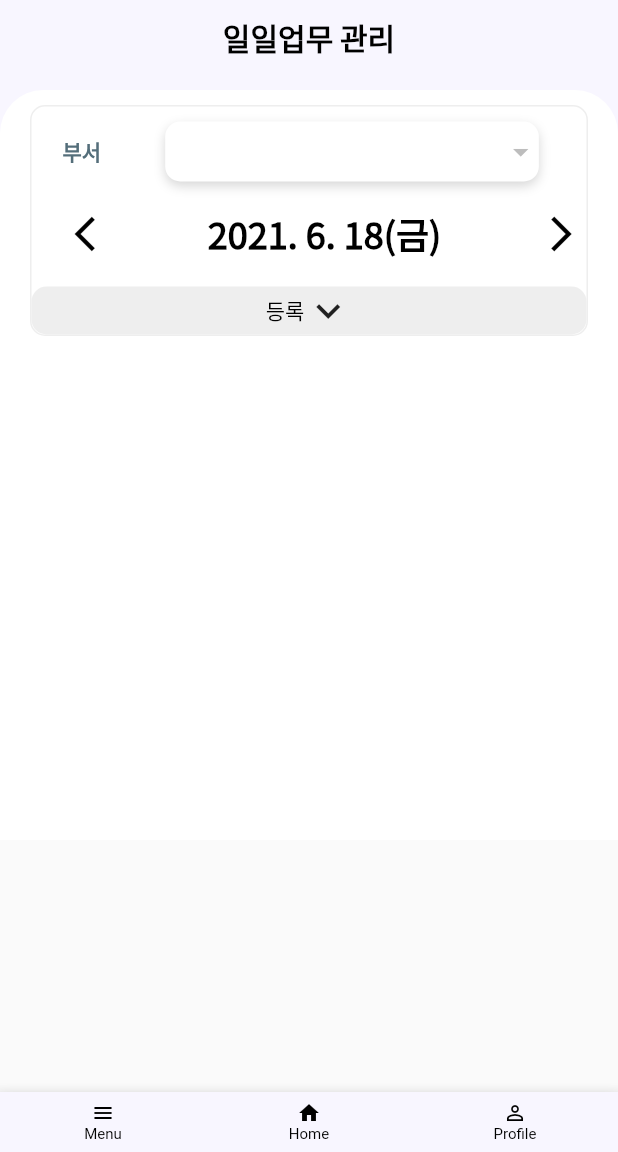
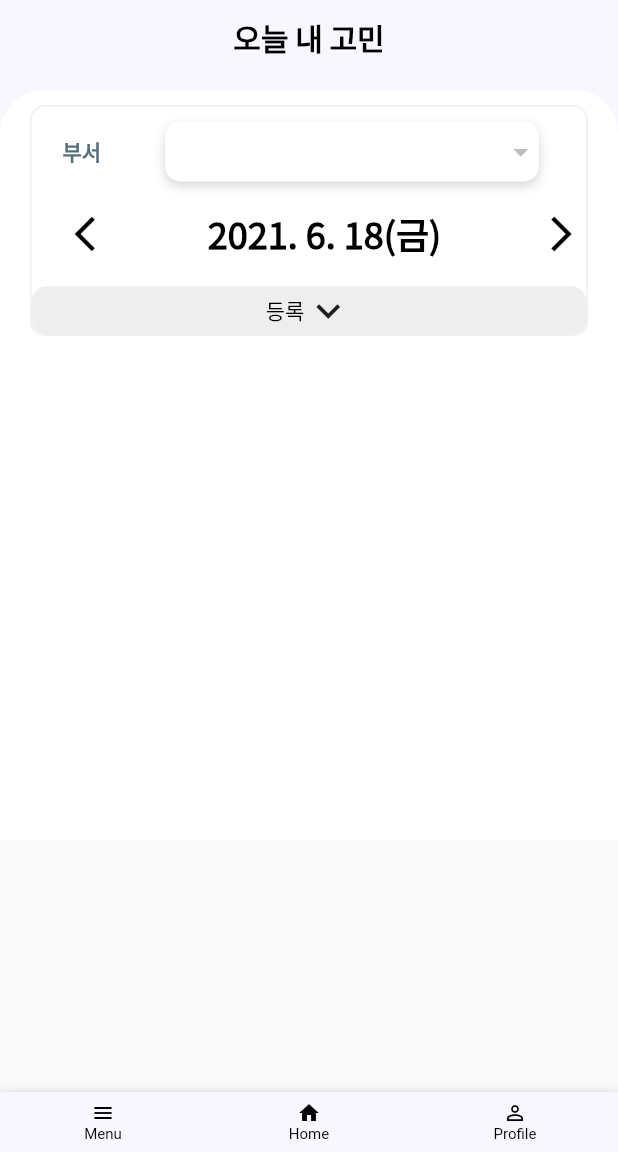
Before and after one commit to bba00195/evolveOfficeApp, a Flutter app: the DailySelectPage screen opened directly with empty values, on a phone screen of 412 x 824 dp, the part 84-1236 px from its top. Run offline on Flutter 3.47's test engine with Material 2 defaults, Android fonts, the phone set to English and light mode, and no system bars; drawn by our look-alikes of auto_size_text; our stand-ins replace carousel_slider, firebase_core, firebase_messaging, flutter_datetime_picker, flutter_icons, flutter_linkify and 5 more; missing offline and left inert: horizontal_data_table; accounts and stored records are empty; network calls fail.

Commit message:
20210618 1705

```diff
--- a/lib/common/kulsWidget.dart
+++ b/lib/common/kulsWidget.dart
@@ -142,8 +142,7 @@ class KulsNavigationBottomBar extends StatelessWidget
               globalKey.currentState.openDrawer();
             } else if (index == 1 && pageName != 'home') {
               Navigator.of(context)
-                ..pop()
-                ..push(
+                ..pushReplacement(
                   CupertinoPageRoute(
                     builder: (context) => HomePage(
                       id: id,
@@ -155,7 +154,7 @@ class KulsNavigationBottomBar extends StatelessWidget
               _selectedIndex = index;
             } else if (_selectedIndex != index && index == 2) {
               Navigator.of(context)
-                ..push(
+                ..pushReplacement(
                   CupertinoPageRoute(
                     builder: (context) => ProfilePage(
                       id: id,
--- a/lib/pages/dailySelect_page.dart
+++ b/lib/pages/dailySelect_page.dart
@@ -813,7 +813,7 @@ class DailySelectPages extends State<DailySelectPage> {
       color: Color.fromRGBO(248, 246, 255, 1),
       child: Center(
         child: AutoSizeText(
-          '일일업무 관리',
+          '오늘 내 고민',
           style: TextStyle(
             color: Colors.black,
             fontSize: 20,
```
Also changed, not shown: lib/pages/wheremanage_page.dart (+4 -5 lines).
